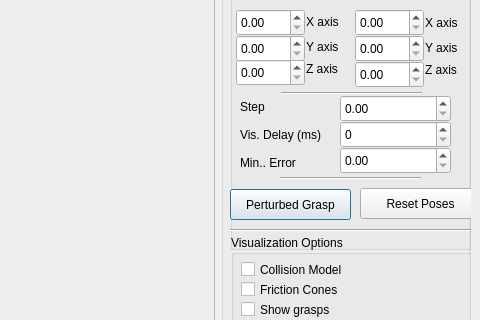
This is for_ramcip_report/ramcip_examples/GraspPlannerEvaluator.ui in gkalogiannis/Simox as Qt 5 draws it before an edit; both pictures show x 729 to 1209 and y 393 to 713 of the 1209 by 882 pixel window. The edited form follows.
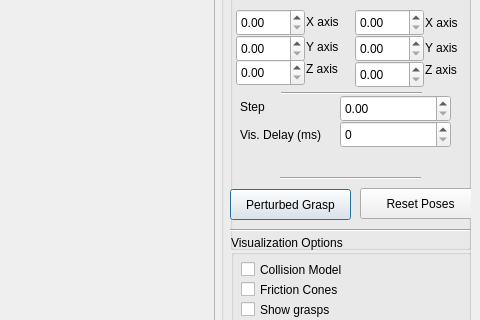
This is the edited form.

Diff of the .ui file:
```diff
--- a/for_ramcip_report/ramcip_examples/GraspPlannerEvaluator.ui
+++ b/for_ramcip_report/ramcip_examples/GraspPlannerEvaluator.ui
@@ -599,29 +599,6 @@
          </rect>
         </property>
        </widget>
-       <widget class="QLabel" name="label_24">
-        <property name="geometry">
-         <rect>
-          <x>10</x>
-          <y>266</y>
-          <width>71</width>
-          <height>16</height>
-         </rect>
-        </property>
-        <property name="text">
-         <string>Min.. Error</string>
-        </property>
-       </widget>
-       <widget class="QDoubleSpinBox" name="doubleSpinBoxError">
-        <property name="geometry">
-         <rect>
-          <x>110</x>
-          <y>258</y>
-          <width>111</width>
-          <height>27</height>
-         </rect>
-        </property>
-       </widget>
        <widget class="Line" name="line_6">
         <property name="geometry">
          <rect>
```
